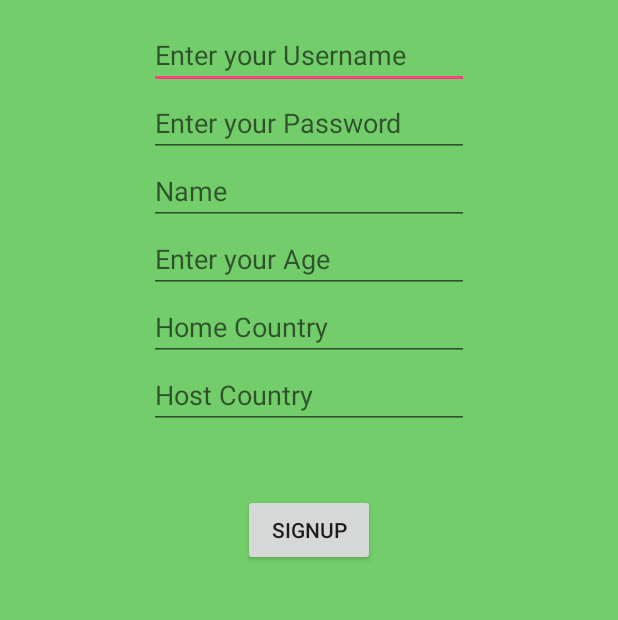
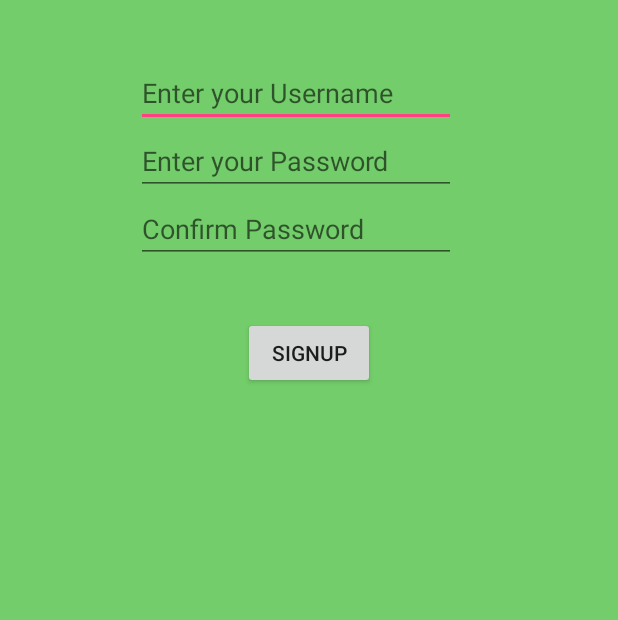
Before and after one commit to vaibhav19sharma/RefEd, an Android app: the SignUp screen opened directly, with no data from a screen before it, after a tap on "SIGNUP", on a phone screen of 412 x 824 dp, the part 178-798 px from its top. Run offline under Robolectric (Android 15) with nearby library versions, the phone set to English and light mode, and no system bars; our stand-ins replace Firebase (no records; nobody signed in at launch, a user with empty details on screens opened directly).

Commit message:
Login Implemented

```diff
--- a/app/build.gradle
+++ b/app/build.gradle
@@ -19,6 +19,7 @@ android {
 }
 
 dependencies {
+
     implementation fileTree(dir: 'libs', include: ['*.jar'])
     implementation 'com.android.support:appcompat-v7:26.1.0'
     implementation 'com.android.support.constraint:constraint-layout:1.0.2'
@@ -27,5 +28,7 @@ dependencies {
     androidTestImplementation 'com.android.support.test.espresso:espresso-core:3.0.1'
     compile 'com.google.firebase:firebase-core:11.8.0'
     compile 'com.google.firebase:firebase-auth:11.8.0'
+    compile 'com.mukesh:countrypicker:1.1.2'
+
 }
 apply plugin: 'com.google.gms.google-services'
--- a/app/src/main/AndroidManifest.xml
+++ b/app/src/main/AndroidManifest.xml
@@ -21,7 +21,7 @@
         <activity android:name=".Login" />
         <activity android:name=".WelcomeScreenOne" />
         <activity android:name=".SignUp" />
-        <activity android:name=".LoginOption"></activity>
+        <activity android:name=".WelcomeScreenTwo"></activity>
     </application>
 
 </manifest>
--- a/app/src/main/java/com/example/vaibh/refed/Login.java
+++ b/app/src/main/java/com/example/vaibh/refed/Login.java
@@ -1,12 +1,9 @@
 package com.example.vaibh.refed;
 
 import android.content.Intent;
-import android.content.SharedPreferences;
-import android.graphics.Typeface;
 import android.support.annotation.NonNull;
 import android.support.v7.app.AppCompatActivity;
 import android.os.Bundle;
-import android.text.TextUtils;
 import android.view.View;
 import android.widget.Button;
 import android.widget.EditText;
--- a/app/src/main/java/com/example/vaibh/refed/SignUp.java
+++ b/app/src/main/java/com/example/vaibh/refed/SignUp.java
@@ -2,7 +2,6 @@ package com.example.vaibh.refed;
 
 import android.app.ProgressDialog;
 import android.content.Intent;
-import android.graphics.Typeface;
 import android.support.annotation.NonNull;
 import android.support.v7.app.AppCompatActivity;
 import android.os.Bundle;
@@ -11,7 +10,6 @@ import android.util.Log;
 import android.view.View;
 import android.widget.Button;
 import android.widget.EditText;
-import android.widget.ProgressBar;
 import android.widget.TextView;
 import android.widget.Toast;
 
@@ -19,17 +17,18 @@ import com.google.android.gms.tasks.OnCompleteListener;
 import com.google.android.gms.tasks.Task;
 import com.google.firebase.auth.AuthResult;
 import com.google.firebase.auth.FirebaseAuth;
-import com.google.firebase.auth.FirebaseAuthException;
 import com.google.firebase.auth.FirebaseAuthUserCollisionException;
 
 
 public class SignUp extends AppCompatActivity {
 
     private Button btnSignup;
-    private EditText edtUsername, edtPassword, edtName, edtAge, edtHomeCountry, edtHostCountry;
+    private EditText edtUsername, edtPassword,edtPasswordConfirm;
     private TextView txtWelcome;
     private ProgressDialog progressDialog;
     private FirebaseAuth firebaseAuth;
+    private String uid,email,password,passwordConfirmation;
+
     @Override
     protected void onCreate(Bundle savedInstanceState) {
         super.onCreate(savedInstanceState);
@@ -42,59 +41,60 @@ public class SignUp extends AppCompatActivity {
         txtWelcome = findViewById(R.id.txtWelcome);
         btnSignup = findViewById(R.id.btnSignup);
         edtUsername = findViewById(R.id.edtUsername);
-        edtName = findViewById(R.id.edtName);
-        edtAge = findViewById(R.id.edtAge);
+
         edtPassword = findViewById(R.id.edtPassword);
-        edtHomeCountry = findViewById(R.id.edtHomeCountry);
-        edtHostCountry = findViewById(R.id.edtHostCountry);
+        edtPasswordConfirm = findViewById(R.id.edtConfirm);
+
+        // Takes the username as a String and then adds a fake domain name
+
 
         btnSignup.setOnClickListener(new View.OnClickListener() {
             @Override
             public void onClick(View v) {
+                email = edtUsername.getText().toString().trim() + "@makeFakedomain.com";
+                password = edtPassword.getText().toString();
+                passwordConfirmation = edtPasswordConfirm.getText().toString();
+
+                if(!password.equals(passwordConfirmation)){
+                    Toast.makeText(getApplicationContext(),"Passwords Do not Match",Toast.LENGTH_LONG).show();
+                }
+
+                else{
                     register();
                 }
-        });
+            }
+        }
+        );
 
     }
 
-    private void register(){
-        // Takes the username as a String and then adds a fake domain name
-        String email = edtUsername.getText().toString().trim() + "@makeFakedomain.com";
-        String password = edtPassword.getText().toString().trim();
-        String name = edtName.getText().toString();
+    private void register() {
+
         // Checks if Email is empty
-        if(TextUtils.isEmpty(email)){
-            Toast.makeText(this, "Please Enter a Username",Toast.LENGTH_LONG).show();
+        if (TextUtils.isEmpty(email)) {
+            Toast.makeText(this, "Please Enter a Username", Toast.LENGTH_LONG).show();
             return;
         }
-
-        // Checks if the name field is empty
-        if(name.isEmpty()){
-            Toast.makeText(this,"Please enter a Name",Toast.LENGTH_SHORT).show();
-        }
-
-        progressDialog.setMessage("Registering you to RefEd!" );
+            progressDialog.setMessage("Registering you to RefEd!");
             progressDialog.show();
 
-        firebaseAuth.createUserWithEmailAndPassword(email,password)
+            firebaseAuth.createUserWithEmailAndPassword(email, password)
                     .addOnCompleteListener(this, new OnCompleteListener<AuthResult>() {
                                 @Override
                                 public void onComplete(@NonNull Task<AuthResult> task) {
 
-                        if(task.isSuccessful()){
+                                    if (task.isSuccessful()) {
                                         progressDialog.dismiss();
                                         //User is successfully registered.
                                         // Redirects to Login Activity
-                            Intent login = new Intent(getApplicationContext(),Login.class);
+                                        Intent login = new Intent(getApplicationContext(), Login.class);
                                         startActivity(login);
-                        }
-                        else{
+                                    } else {
                                         // Checks if the user is already registered
-                            if(task.getException() instanceof FirebaseAuthUserCollisionException){
-                                Toast.makeText(getApplicationContext(), "User is already Registered.",Toast.LENGTH_SHORT).show();
-                            }
-                            else{
-                                Toast.makeText(getApplicationContext(),task.getException().getMessage(),Toast.LENGTH_LONG).show();
+                                        if (task.getException() instanceof FirebaseAuthUserCollisionException) {
+                                            Toast.makeText(getApplicationContext(), "User is already Registered.", Toast.LENGTH_SHORT).show();
+                                        } else {
+                                            Toast.makeText(getApplicationContext(), task.getException().getMessage(), Toast.LENGTH_LONG).show();
                                             progressDialog.dismiss();
                                         }
                                     }
@@ -103,5 +103,6 @@ public class SignUp extends AppCompatActivity {
                             }
                     );
 
+
     }
 }
--- a/app/src/main/java/com/example/vaibh/refed/LoginOption.java
+++ b/app/src/main/java/com/example/vaibh/refed/WelcomeScreenTwo.java
@@ -3,11 +3,12 @@ package com.example.vaibh.refed;
 import android.support.v7.app.AppCompatActivity;
 import android.os.Bundle;
 
-public class LoginOption extends AppCompatActivity {
+public class WelcomeScreenTwo extends AppCompatActivity {
 
     @Override
     protected void onCreate(Bundle savedInstanceState) {
         super.onCreate(savedInstanceState);
-        setContentView(R.layout.activity_login_option);
+        setContentView(R.layout.activity_welcome_screen_two);
+
     }
 }
--- a/app/src/main/res/layout-land/activity_sign_up.xml
+++ b/app/src/main/res/layout-land/activity_sign_up.xml
@@ -16,12 +16,12 @@
             android:id="@+id/edtUsername"
             android:layout_width="wrap_content"
             android:layout_height="wrap_content"
-            android:layout_alignStart="@+id/edtAge"
+            android:layout_alignEnd="@+id/txtWelcome"
             android:layout_below="@+id/txtWelcome"
-            android:layout_marginTop="14dp"
+            android:layout_marginTop="39dp"
             android:ems="10"
-            android:inputType="textPersonName"
-            android:hint="Enter your Username" />
+            android:hint="Enter your Username"
+            android:inputType="textPersonName" />
 
         <EditText
             android:id="@+id/edtPassword"
@@ -30,14 +30,14 @@
             android:layout_alignStart="@+id/edtUsername"
             android:layout_below="@+id/edtUsername"
             android:ems="10"
-            android:inputType="textPersonName"
-            android:hint="Enter your Password" />
+            android:hint="Enter your Password"
+            android:inputType="textPersonName" />
 
         <Button
             android:id="@+id/btnSignup"
             android:layout_width="wrap_content"
             android:layout_height="wrap_content"
-            android:layout_below="@+id/edtHostCountry"
+            android:layout_alignParentBottom="true"
             android:layout_centerHorizontal="true"
             android:text="Signup" />
 
@@ -53,43 +53,14 @@
             android:textSize="24sp" />
 
         <EditText
-            android:id="@+id/edtName"
+            android:id="@+id/edtConfirm"
             android:layout_width="wrap_content"
             android:layout_height="wrap_content"
             android:layout_alignStart="@+id/edtPassword"
             android:layout_below="@+id/edtPassword"
             android:ems="10"
-            android:inputType="textPersonName"
-            android:hint="Name" />
+            android:hint="Confirm Password"
+            android:inputType="textPersonName" />
 
-        <EditText
-            android:id="@+id/edtAge"
-            android:layout_width="wrap_content"
-            android:layout_height="wrap_content"
-            android:layout_below="@+id/edtName"
-            android:layout_centerHorizontal="true"
-            android:ems="10"
-            android:inputType="number"
-            android:hint="Enter your Age" />
-
-        <EditText
-            android:id="@+id/edtHomeCountry"
-            android:layout_width="wrap_content"
-            android:layout_height="wrap_content"
-            android:layout_alignStart="@+id/edtAge"
-            android:layout_below="@+id/edtAge"
-            android:ems="10"
-            android:inputType="textPersonName"
-            android:hint="Home Country" />
-
-        <EditText
-            android:id="@+id/edtHostCountry"
-            android:layout_width="wrap_content"
-            android:layout_height="wrap_content"
-            android:layout_alignStart="@+id/edtHomeCountry"
-            android:layout_below="@+id/edtHomeCountry"
-            android:ems="10"
-            android:inputType="textPersonName"
-            android:hint="Host Country" />
     </RelativeLayout>
 </ScrollView>
--- a/app/src/main/res/layout/activity_sign_up.xml
+++ b/app/src/main/res/layout/activity_sign_up.xml
@@ -16,12 +16,12 @@
             android:id="@+id/edtUsername"
             android:layout_width="wrap_content"
             android:layout_height="wrap_content"
-            android:layout_alignStart="@+id/edtAge"
+            android:layout_alignEnd="@+id/txtWelcome"
             android:layout_below="@+id/txtWelcome"
-            android:layout_marginTop="14dp"
+            android:layout_marginTop="39dp"
             android:ems="10"
-            android:inputType="textPersonName"
-            android:hint="Enter your Username" />
+            android:hint="Enter your Username"
+            android:inputType="textPersonName" />
 
         <EditText
             android:id="@+id/edtPassword"
@@ -30,16 +30,16 @@
             android:layout_alignStart="@+id/edtUsername"
             android:layout_below="@+id/edtUsername"
             android:ems="10"
-            android:inputType="textPersonName"
-            android:hint="Enter your Password" />
+            android:hint="Enter your Password"
+            android:inputType="textPersonName" />
 
         <Button
             android:id="@+id/btnSignup"
             android:layout_width="wrap_content"
             android:layout_height="wrap_content"
-            android:layout_below="@+id/edtHostCountry"
+            android:layout_below="@+id/edtConfirm"
             android:layout_centerHorizontal="true"
-            android:layout_marginTop="43dp"
+            android:layout_marginTop="36dp"
             android:text="Signup" />
 
         <TextView
@@ -54,43 +54,14 @@
             android:textSize="24sp" />
 
         <EditText
-            android:id="@+id/edtName"
+            android:id="@+id/edtConfirm"
             android:layout_width="wrap_content"
             android:layout_height="wrap_content"
             android:layout_alignStart="@+id/edtPassword"
             android:layout_below="@+id/edtPassword"
             android:ems="10"
-            android:inputType="textPersonName"
-            android:hint="Name" />
+            android:hint="Confirm Password"
+            android:inputType="textPersonName" />
 
-        <EditText
-            android:id="@+id/edtAge"
-            android:layout_width="wrap_content"
-            android:layout_height="wrap_content"
-            android:layout_below="@+id/edtName"
-            android:layout_centerHorizontal="true"
-            android:ems="10"
-            android:inputType="number"
-            android:hint="Enter your Age" />
-
-        <EditText
-            android:id="@+id/edtHomeCountry"
-            android:layout_width="wrap_content"
-            android:layout_height="wrap_content"
-            android:layout_alignStart="@+id/edtAge"
-            android:layout_below="@+id/edtAge"
-            android:ems="10"
-            android:inputType="textPersonName"
-            android:hint="Home Country" />
-
-        <EditText
-            android:id="@+id/edtHostCountry"
-            android:layout_width="wrap_content"
-            android:layout_height="wrap_content"
-            android:layout_alignStart="@+id/edtHomeCountry"
-            android:layout_below="@+id/edtHomeCountry"
-            android:ems="10"
-            android:inputType="textPersonName"
-            android:hint="Host Country" />
     </RelativeLayout>
 </ScrollView>
--- a/build.gradle
+++ b/build.gradle
@@ -11,6 +11,7 @@ buildscript {
         classpath 'com.google.gms:google-services:3.2.0'
 
 
+
         // NOTE: Do not place your application dependencies here; they belong
         // in the individual module build.gradle files
     }
@@ -20,6 +21,7 @@ allprojects {
     repositories {
         google()
         jcenter()
+        maven { url "https://jitpack.io" }
     }
 }
 
--- a/settings.gradle
+++ b/settings.gradle
@@ -1 +1,2 @@
 include ':app'
+include '..:ExpandableButtonMenu:library'
```
Also changed, not shown: app/src/main/java/com/example/vaibh/refed/WelcomeScreenOne.java (+93 -0 lines), app/src/main/res/layout/activity_login_option.xml (deleted, +0 -8 lines), app/src/main/res/layout/activity_welcome_screen_one.xml (+74 -2 lines), app/src/main/res/layout/activity_welcome_screen_two.xml (added, +22 -0 lines). Lines whose indentation alone changed are shown as unchanged.
